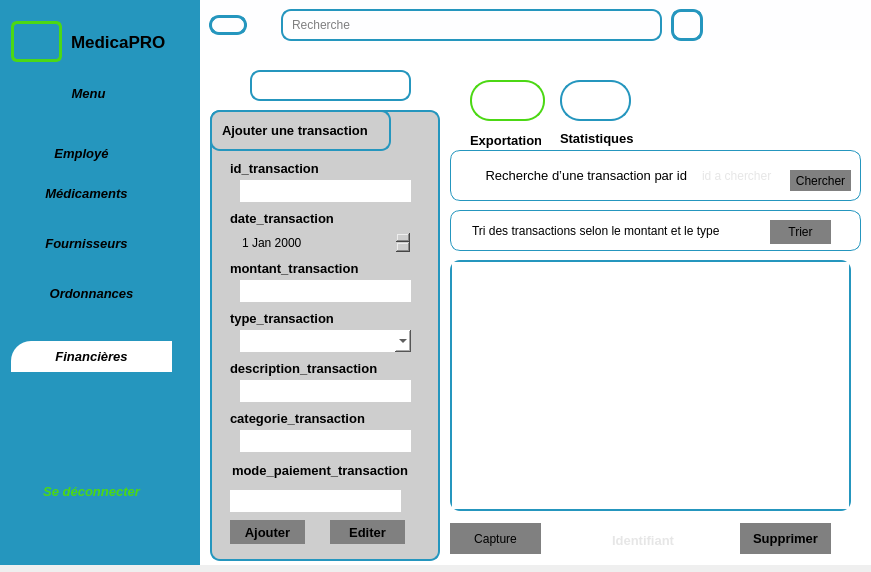
Qt form transactionui.ui (ProjetCPP2A6/2a26-24-25-smart-pharmacy) before a commit.
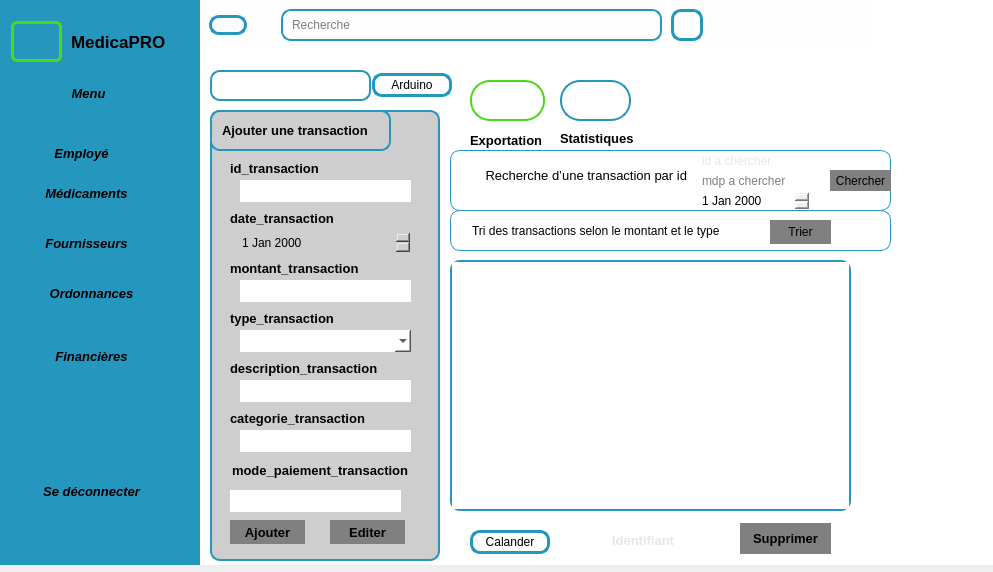
The same form after that commit. Icons and pictures are not drawn.

Commit message: Ajout des fichiers arduino et calendar, modifications transaction

Diff of the .ui file:
```diff
--- a/transactionui.ui
+++ b/transactionui.ui
@@ -6,7 +6,7 @@
    <rect>
     <x>0</x>
     <y>0</y>
-    <width>871</width>
+    <width>993</width>
     <height>572</height>
    </rect>
   </property>
@@ -225,7 +225,7 @@
     <rect>
      <x>200</x>
      <y>0</y>
-     <width>671</width>
+     <width>801</width>
      <height>565</height>
     </rect>
    </property>
@@ -834,8 +834,8 @@
      <rect>
       <x>250</x>
       <y>150</y>
-      <width>411</width>
-      <height>51</height>
+      <width>441</width>
+      <height>61</height>
      </rect>
     </property>
     <property name="frameShape">
@@ -901,9 +901,9 @@
      <property name="geometry">
       <rect>
        <x>250</x>
-       <y>10</y>
-       <width>81</width>
-       <height>31</height>
+       <y>0</y>
+       <width>91</width>
+       <height>21</height>
       </rect>
      </property>
      <property name="styleSheet">
@@ -919,7 +919,7 @@
     <widget class="QPushButton" name="pushButton">
      <property name="geometry">
       <rect>
-       <x>340</x>
+       <x>380</x>
        <y>20</y>
        <width>61</width>
        <height>21</height>
@@ -933,13 +933,36 @@
       <string>Chercher</string>
      </property>
     </widget>
+    <widget class="QLineEdit" name="mdprech">
+     <property name="geometry">
+      <rect>
+       <x>250</x>
+       <y>20</y>
+       <width>101</width>
+       <height>22</height>
+      </rect>
+     </property>
+     <property name="placeholderText">
+      <string>mdp a chercher</string>
+     </property>
+    </widget>
+    <widget class="QDateEdit" name="daterech">
+     <property name="geometry">
+      <rect>
+       <x>250</x>
+       <y>40</y>
+       <width>110</width>
+       <height>22</height>
+      </rect>
+     </property>
+    </widget>
    </widget>
    <widget class="QFrame" name="frame_8">
     <property name="geometry">
      <rect>
       <x>250</x>
       <y>210</y>
-      <width>411</width>
+      <width>441</width>
       <height>41</height>
      </rect>
     </property>
@@ -1191,7 +1214,7 @@
    <widget class="QLabel" name="labelcombo">
     <property name="geometry">
      <rect>
-      <x>50</x>
+      <x>10</x>
       <y>70</y>
       <width>161</width>
       <height>31</height>
@@ -1201,21 +1224,30 @@
      <string/>
     </property>
    </widget>
-   <widget class="QPushButton" name="captureButton">
+   <widget class="QPushButton" name="pushButton_5">
     <property name="geometry">
      <rect>
-      <x>250</x>
-      <y>523</y>
-      <width>91</width>
-      <height>31</height>
+      <x>172</x>
+      <y>73</y>
+      <width>80</width>
+      <height>24</height>
      </rect>
     </property>
-    <property name="styleSheet">
-     <string notr="true">background-color :gray;
-font: 700 9pt &quot;Segoe UI&quot;;</string>
+    <property name="text">
+     <string>Arduino</string>
     </property>
+   </widget>
+   <widget class="QPushButton" name="pushButton_6">
+    <property name="geometry">
+     <rect>
+      <x>270</x>
+      <y>530</y>
+      <width>80</width>
+      <height>24</height>
+     </rect>
+    </property>
     <property name="text">
-     <string>Capture</string>
+     <string>Calander</string>
     </property>
    </widget>
   </widget>
@@ -1282,12 +1314,6 @@
              <height>41</height>
             </rect>
            </property>
-           <property name="maximumSize">
-            <size>
-             <width>16777100</width>
-             <height>16777215</height>
-            </size>
-           </property>
            <property name="text">
             <string/>
            </property>
@@ -1356,10 +1382,6 @@
             <underline>false</underline>
            </font>
           </property>
-          <property name="styleSheet">
-           <string notr="true">background-color:white;
-border-top-left-radius:20px;</string>
-          </property>
           <property name="text">
            <string>Financières</string>
           </property>
@@ -1481,9 +1503,6 @@
             <bold>true</bold>
            </font>
           </property>
-          <property name="styleSheet">
-           <string notr="true">color: #4cd814;</string>
-          </property>
           <property name="text">
            <string>Se déconnecter</string>
           </property>
```
Left out of the diff: 22 changed lines with no effect on the pictures. The commit also changes 9 other files.
